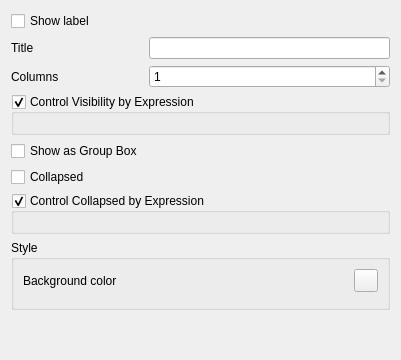
qgis/QGIS, file src/ui/attributeformconfig/qgsattributeformcontaineredit.ui: the form before one commit.
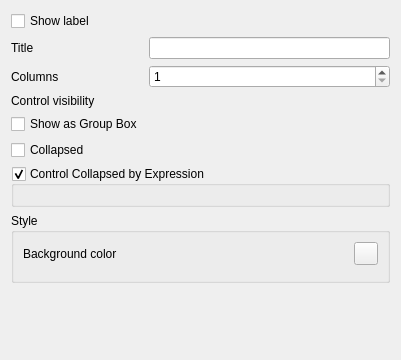
The form after the commit. Custom widgets are drawn as their Qt base class.

Commit message:
Syimplify configuration of for container visibility by expression
Remove the group, with direct access to the expression widget
Fixes #49496

Patch:
```diff
--- a/src/ui/attributeformconfig/qgsattributeformcontaineredit.ui
+++ b/src/ui/attributeformconfig/qgsattributeformcontaineredit.ui
@@ -14,19 +14,18 @@
    <string notr="true">Form</string>
   </property>
   <layout class="QGridLayout" name="gridLayout">
-   <item row="4" column="0" colspan="2">
-    <widget class="QgsCollapsibleGroupBox" name="mControlVisibilityGroupBox">
-     <property name="title">
-      <string>Control Visibility by Expression</string>
+   <item row="4" column="0">
+    <widget class="QLabel" name="label_4">
+     <property name="text">
+      <string>Control visibility</string>
      </property>
-     <property name="checkable">
-      <bool>true</bool>
+    </widget>
+   </item>
+   <item row="4" column="1">
+    <widget class="QgsFieldExpressionWidget" name="mVisibilityExpressionWidget" native="true">
+     <property name="toolTip">
+      <string>Controls container's visibility using an expression</string>
      </property>
-     <layout class="QGridLayout" name="gridLayout_2">
-      <item row="0" column="0">
-       <widget class="QgsFieldExpressionWidget" name="mVisibilityExpressionWidget" native="true"/>
-      </item>
-     </layout>
     </widget>
    </item>
    <item row="9" column="0" colspan="2">
```
Left out of the diff: 1 changed line with no effect on the pictures. The commit also changes 1 other file.
